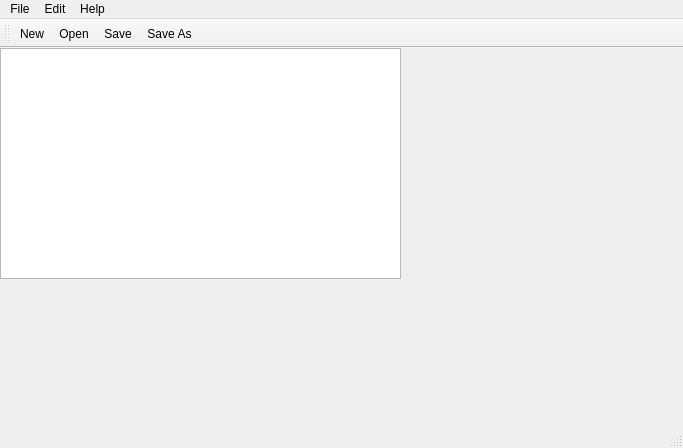
lzzy12/Qnotepad, file notepad.ui: the form before one commit.
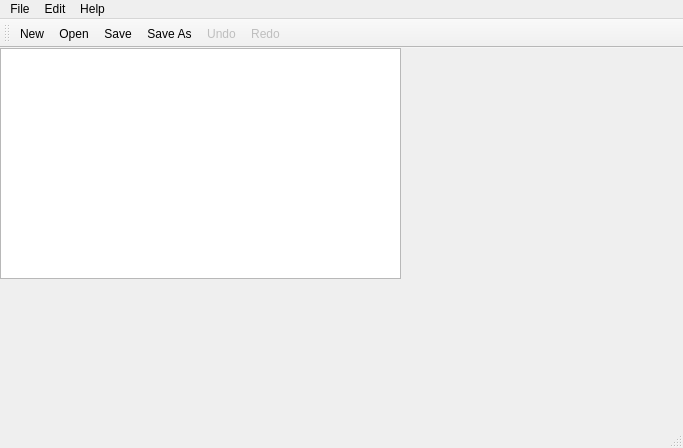
The form after the commit. Icons and pictures are not drawn.

Commit message:
Add undo/redo to the handy toolbar and suppress libpng warning
libpng warning: iCCP: known incorrect sRGB profile

-  Image optimisation (warning suppression from libpng) was done through: "mogrify -strip *.png" command using imagemagick tool.

```diff
--- a/notepad.ui
+++ b/notepad.ui
@@ -75,6 +75,8 @@
    <addaction name="actionOpen"/>
    <addaction name="actionSave"/>
    <addaction name="actionSave_As"/>
+   <addaction name="actionUndo"/>
+   <addaction name="actionRedo"/>
   </widget>
   <action name="actionNew">
    <property name="icon">
```
Left out of the diff: 8 changed lines with no effect on the pictures. The commit also changes 8 other files.
